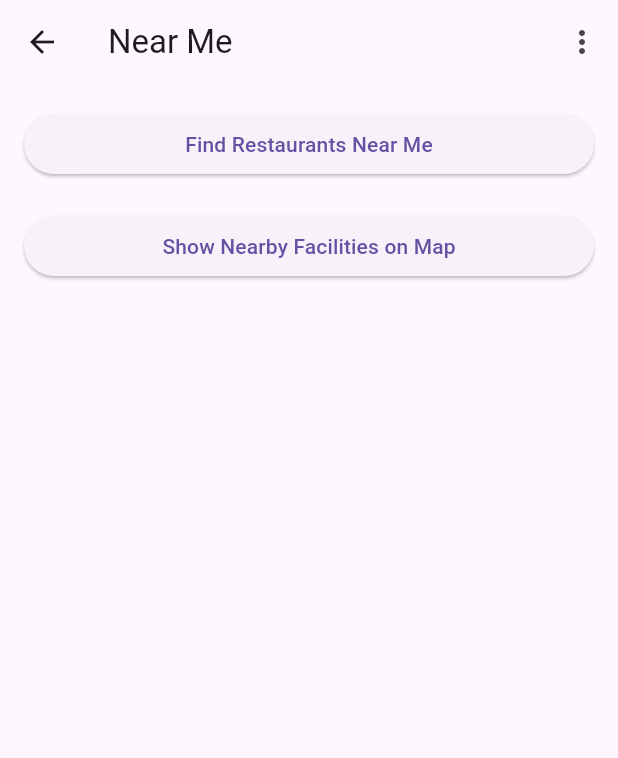
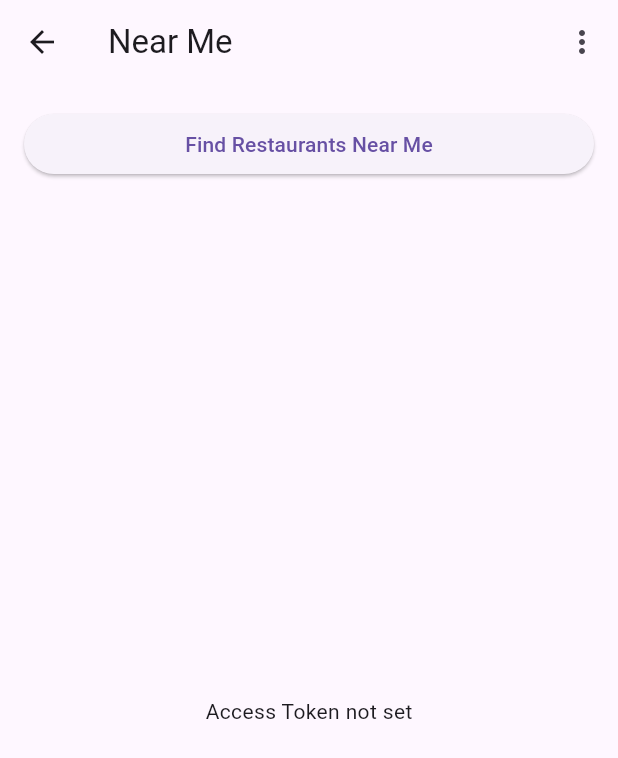
Before and after one commit to xGOBx/SeniorConnect, a Flutter app: the NearMePage screen opened directly, after a tap on "Find Restaurants Near Me", on a phone screen of 412 x 824 dp. Shown: the top 758 px of the screen. Run offline on Flutter 3.47's test engine with Material 3 defaults, Android fonts, the light colour scheme and no system bars; our stand-ins replace audioplayers, battery_plus, firebase_auth, firebase_core, geolocator; missing offline and left inert: firebase_ui_auth, mapbox_maps_flutter; accounts and stored records are empty.

Commit message:
Map Function
	Added a Map to the
	near me page

```diff
--- /dev/null
+++ b/code/devtools_options.yaml
@@ -0,0 +1,3 @@
+description: This file stores settings for Dart & Flutter DevTools.
+documentation: https://docs.flutter.dev/tools/devtools/extensions#configure-extension-enablement-states
+extensions:
--- a/code/lib/main.dart
+++ b/code/lib/main.dart
@@ -17,6 +17,7 @@ class MyApp extends StatelessWidget {
         primarySwatch: Colors.blue,
       ),
       home: const AuthGate(),
+
     );
   }
 }
--- a/code/lib/navigation_menu.dart
+++ b/code/lib/navigation_menu.dart
@@ -1,18 +1,44 @@
 import 'package:flutter/material.dart';
+import 'package:firebase_auth/firebase_auth.dart';
+import 'package:battery_plus/battery_plus.dart';
+import 'meal_order_page.dart';
 import 'emergency_help_page.dart';
-import 'meal_order_page.dart';
 import 'near_me_page.dart';
 import 'phone_monitoring_page.dart';
 import 'calendar_page.dart';
 import 'picture_page.dart';
+import 'auth_gate.dart';
 
-class NavigationMenu extends StatelessWidget {
+class NavigationMenu extends StatefulWidget {
   const NavigationMenu({super.key});
 
   @override
+  _NavigationMenuState createState() => _NavigationMenuState();
+}
+
+class _NavigationMenuState extends State<NavigationMenu> {
+  final Battery _battery = Battery();
+  int _batteryLevel = 100;
+
+  @override
+  void initState() {
+    super.initState();
+    _getBatteryLevel();
+  }
+
+  Future<void> _getBatteryLevel() async {
+    final int batteryLevel = await _battery.batteryLevel;
+    setState(() {
+      _batteryLevel = batteryLevel;
+    });
+  }
+
+  @override
   Widget build(BuildContext context) {
+    final User? user = FirebaseAuth.instance.currentUser;
+
     return PopupMenuButton<String>(
-      onSelected: (value) {
+      onSelected: (value) async {
         switch (value) {
           case 'Meal Order':
             Navigator.push(context, MaterialPageRoute(builder: (context) => MealOrderPage()));
@@ -32,9 +58,29 @@ class NavigationMenu extends StatelessWidget {
           case 'Take Picture':
             Navigator.push(context, MaterialPageRoute(builder: (context) => PicturePage()));
             break;
+          case 'Logout':
+            await FirebaseAuth.instance.signOut();
+
+            Navigator.of(context).pushReplacement(
+              MaterialPageRoute(builder: (context) => const AuthGate()),
+            );
+            break;
         }
       },
       itemBuilder: (context) => [
+        PopupMenuItem(
+          enabled: false,
+          child: Column(
+            crossAxisAlignment: CrossAxisAlignment.start,
+            children: [
+              if (user?.displayName != null) Text('Logged in as: ${user!.displayName}'),
+              if (user?.email != null) Text(user!.email!, style: const TextStyle(fontSize: 12, color: Colors.grey)),
+              const SizedBox(height: 8),
+              Text('Battery Level: $_batteryLevel%', style: const TextStyle(fontSize: 12)),
+              const Divider(),
+            ],
+          ),
+        ),
         const PopupMenuItem(
           value: 'Meal Order',
           child: Text('Meal Order'),
@@ -59,6 +105,10 @@ class NavigationMenu extends StatelessWidget {
           value: 'Take Picture',
           child: Text('Take Picture'),
         ),
+        const PopupMenuItem(
+          value: 'Logout',
+          child: Text('Logout', style: TextStyle(color: Colors.red)),
+        ),
       ],
     );
   }
--- a/code/lib/near_me_page.dart
+++ b/code/lib/near_me_page.dart
@@ -1,7 +1,117 @@
 import 'package:flutter/material.dart';
+import 'package:geolocator/geolocator.dart' as geolocator;
+import 'package:mapbox_maps_flutter/mapbox_maps_flutter.dart';
 import 'navigation_menu.dart';
-class NearMePage extends StatelessWidget {
+
+class NearMePage extends StatefulWidget {
   const NearMePage({super.key});
+
+  @override
+  _NearMePageState createState() => _NearMePageState();
+}
+
+class _NearMePageState extends State<NearMePage> {
+  static const String ACCESS_TOKEN = String.fromEnvironment("ACCESS_TOKEN");
+  late MapboxMap _mapboxMap;
+
+  @override
+  void initState() {
+    super.initState();
+    _setAccessToken();
+  }
+
+  void _setAccessToken() {
+    if (ACCESS_TOKEN.isEmpty) {
+      print('Error: Access token is not set.');
+    } else {
+      MapboxOptions.setAccessToken(ACCESS_TOKEN);
+      print('Access token set successfully.');
+    }
+  }
+
+  Future<geolocator.Position> _getUserLocation() async {
+    bool serviceEnabled;
+    geolocator.LocationPermission permission;
+
+    serviceEnabled = await geolocator.Geolocator.isLocationServiceEnabled();
+    if (!serviceEnabled) {
+      return Future.error('Location services are disabled.');
+    }
+
+    permission = await geolocator.Geolocator.checkPermission();
+    if (permission == geolocator.LocationPermission.denied) {
+      permission = await geolocator.Geolocator.requestPermission();
+      if (permission == geolocator.LocationPermission.denied) {
+        return Future.error('Location permissions are denied');
+      }
+    }
+
+    if (permission == geolocator.LocationPermission.deniedForever) {
+      return Future.error(
+          'Location permissions are permanently denied, we cannot request permissions.');
+    }
+
+    return await geolocator.Geolocator.getCurrentPosition();
+  }
+
+  Future<void> _setMapToUserLocation() async {
+    try {
+      geolocator.Position userPosition = await _getUserLocation();
+      double userLat = userPosition.latitude;
+      double userLon = userPosition.longitude;
+
+      _mapboxMap.setCamera(
+        CameraOptions(
+          center: Point(
+            coordinates: Position(userLon, userLat),
+          ),
+          zoom: 14.0,
+        ),
+      );
+
+      var pointAnnotationManager =
+          await _mapboxMap.annotations.createPointAnnotationManager();
+      pointAnnotationManager.create(
+        PointAnnotationOptions(
+          geometry: Point(coordinates: Position(userLon, userLat)),
+          iconImage: "assets/marker.png",
+        ),
+      );
+    } catch (e) {
+      print('Error setting map to user location: $e');
+    }
+  }
+
+  Future<void> _flyToUserLocation() async {
+    try {
+      geolocator.Position userPosition = await _getUserLocation();
+      double userLat = userPosition.latitude;
+      double userLon = userPosition.longitude;
+
+      _mapboxMap.flyTo(
+        CameraOptions(
+          center: Point(
+            coordinates: Position(userLon, userLat),
+          ),
+          zoom: 14.0,
+        ),
+        MapAnimationOptions(
+          duration: 1500,
+        ),
+      );
+
+      var pointAnnotationManager =
+          await _mapboxMap.annotations.createPointAnnotationManager();
+      pointAnnotationManager.create(
+        PointAnnotationOptions(
+          geometry: Point(coordinates: Position(userLon, userLat)),
+          iconImage: "assets/marker.png",
+        ),
+      );
+    } catch (e) {
+      print('Error getting user location: $e');
+    }
+  }
 
   @override
   Widget build(BuildContext context) {
@@ -9,7 +119,7 @@ class NearMePage extends StatelessWidget {
       appBar: AppBar(
         title: const Text('Near Me'),
         actions: const [
-          NavigationMenu(),
+        NavigationMenu(),
         ],
       ),
       body: Padding(
@@ -19,14 +129,34 @@ class NearMePage extends StatelessWidget {
           children: [
             ElevatedButton(
               onPressed: () {
+                _flyToUserLocation();
               },
               child: const Text('Find Restaurants Near Me'),
             ),
             const SizedBox(height: 20),
-            ElevatedButton(
-              onPressed: () {
-              },
-              child: const Text('Show Nearby Facilities on Map'),
+            Expanded(
+              child: ACCESS_TOKEN.isEmpty
+                  ? const Center(child: Text('Access Token not set'))
+                  : MapWidget(
+                      onMapCreated: (MapboxMap mapboxMap) {
+                        _mapboxMap = mapboxMap;
+
+                        _setMapToUserLocation();
+
+                        _mapboxMap.setOnMapTapListener((context) {
+                          final coordinates = context.touchPosition;
+                          print('Map tapped at: ${coordinates}');
+                        });
+
+                        _mapboxMap.setDebugOptions([
+                          MapWidgetDebugOptions.tileBorders,
+                          MapWidgetDebugOptions.camera,
+                        ]);
+                      },
+                      cameraOptions: CameraOptions(
+                        zoom: 12.0,
+                      ),
+                    ),
             ),
           ],
         ),
--- a/code/pubspec.yaml
+++ b/code/pubspec.yaml
@@ -40,6 +40,8 @@ dependencies:
   firebase_auth: ^5.3.1
   provider: ^6.1.2
   firebase_ui_auth: ^1.15.0
+  mapbox_maps_flutter: ^2.2.1
+  geolocator: ^9.0.1
 
 dev_dependencies:
   flutter_test:
```
Also changed, not shown: code/pubspec.lock, 2 other files.
